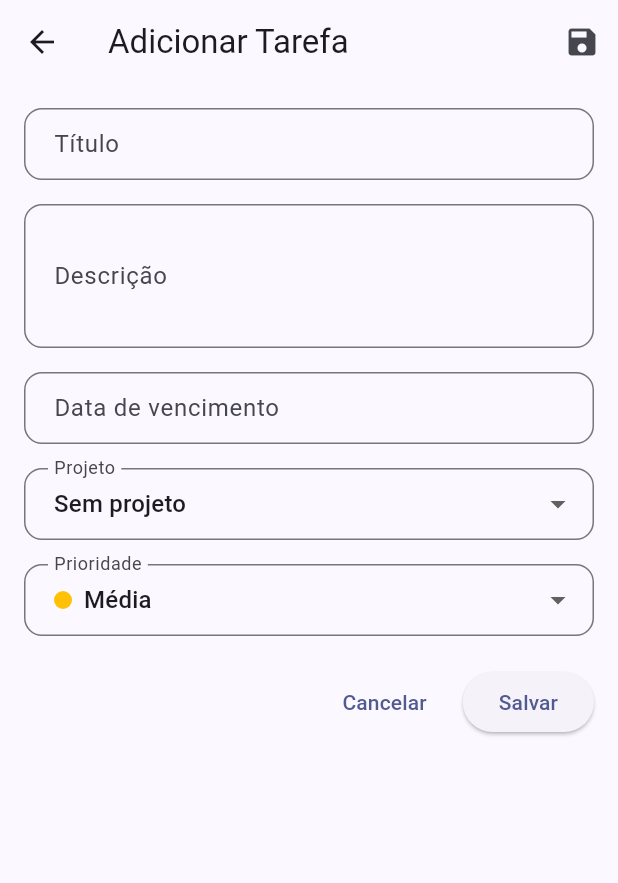
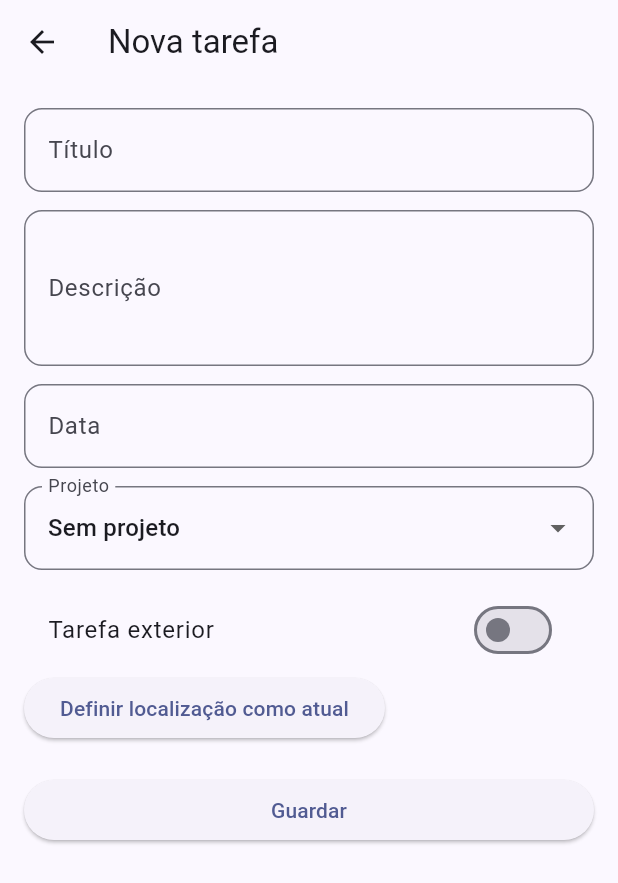
Before and after one commit to Dhyrn/project2-todo-app-Dhiren-Nur, a Flutter app: the AddEditScreen screen opened by its route, on a phone screen of 412 x 824 dp. Shown: the top 883 px of the screen. Run offline on Flutter 3.47's test engine with Material 3 defaults, Android fonts, the phone set to English and light mode, and no system bars; our stand-ins replace cloud_firestore, firebase_auth, firebase_core, firebase_storage, flutter_local_notifications, geolocator and 2 more; accounts and stored records are empty; network calls fail.

```diff
--- a/lib/models/task.dart
+++ b/lib/models/task.dart
@@ -34,6 +34,8 @@ class Task {
   bool isOutdoor;
   bool locationReminderEnabled;
   List<String>? collaborators;
+  bool isShared;
+  String? ownerId;
 
   Task({
     this.id,
@@ -52,6 +54,8 @@ class Task {
     this.isOutdoor = false,
     this.locationReminderEnabled = false,
     this.collaborators,
+    this.isShared = false,
+    this.ownerId,
   })  : subtasks = subtasks ?? [],
         attachments = attachments ?? [];
 
@@ -88,6 +92,10 @@ class Task {
       collaborators: rawCollaborators != null
           ? rawCollaborators.whereType<String>().toList()
           : [],
+      isShared: map['isShared'] ?? false,
+      ownerId: map['ownerId'] as String?,
+
+
     );
   }
 
@@ -108,6 +116,8 @@ class Task {
       'isOutdoor': isOutdoor,
       'locationReminderEnabled': locationReminderEnabled,
       'collaborators': collaborators ?? [],
+      'isShared' : isShared,
+      'ownerId' : ownerId,
     };
   }
 
@@ -128,6 +138,8 @@ class Task {
     bool? isOutdoor,
     bool? locationReminderEnabled,
     List<String>? collaborators,
+    bool? isShared,
+    String? ownerId,
   }) {
     return Task(
       id: id ?? this.id,
@@ -146,6 +158,8 @@ class Task {
       isOutdoor: isOutdoor ?? this.isOutdoor,
       locationReminderEnabled: locationReminderEnabled ?? this.locationReminderEnabled,
       collaborators: collaborators ?? this.collaborators,
+      isShared : isShared ?? this.isShared,
+      ownerId : ownerId ?? this.ownerId,
     );
   }
 
--- a/lib/providers/task_provider.dart
+++ b/lib/providers/task_provider.dart
@@ -27,12 +27,10 @@ class TaskProvider extends ChangeNotifier {
       _isLoading = false;
       notifyListeners();
     } else {
-      // ✅ Usa watchAllUserTasks (próprias + partilhadas)
       _listenToAllTasks();
     }
   }
 
-  // ✅ NOVO: Escuta tasks próprias + partilhadas
   void _listenToAllTasks() {
     if (_userId == null) return;
 
@@ -98,14 +96,12 @@ class TaskProvider extends ChangeNotifier {
     await _firestore.setTaskDone(_userId!, id, isDone);
   }
 
-  // ✅ NOVO: Partilhar task com utilizador
   Future<void> shareTask(String taskId, String collaboratorId) async {
     if (_userId == null) return;
     final userService = UserService();
     await userService.shareTaskWithUser(taskId, _userId!, collaboratorId, add: true);
   }
 
-  // ✅ NOVO: Remover partilha
   Future<void> unshareTask(String taskId, String collaboratorId) async {
     if (_userId == null) return;
     final userService = UserService();
--- a/lib/screens/add_edit_screen.dart
+++ b/lib/screens/add_edit_screen.dart
@@ -1,7 +1,8 @@
 import 'package:flutter/material.dart';
 import 'package:provider/provider.dart';
+import 'package:cloud_firestore/cloud_firestore.dart';
 import '../models/task.dart';
-import '../models/project.dart';
+import '../models/subtask.dart';
 import '../providers/task_provider.dart';
 import '../providers/project_provider.dart';
 
@@ -28,6 +29,15 @@ class _AddEditScreenState extends State<AddEditScreen> {
   DateTime? _dueDate;
   String? _selectedProjectId;
   late Priority _priority;
+
+  // ======= CAMPOS QUE FALTAVAM =======
+  GeoPoint? _location;
+  String? _locationName;
+  bool _locationReminderEnabled = false;
+  bool _isOutdoor = false;
+  List<Subtask> _subtasks = [];
+  List<String> _attachments = [];
+
   Task? _taskToEdit;
   bool _didLoadArgs = false;
   bool _isSaving = false;
@@ -37,35 +47,65 @@ class _AddEditScreenState extends State<AddEditScreen> {
     super.didChangeDependencies();
     if (!_didLoadArgs) {
       final args = ModalRoute.of(context)?.settings.arguments;
-      if (args is Task) {
-        _taskToEdit = args;
-      } else {
-        _taskToEdit = widget.existingTask;
-      }
+      _taskToEdit = args is Task ? args : widget.existingTask;
 
       _title = _taskToEdit?.title ?? '';
       _description = _taskToEdit?.description ?? '';
       _dueDate = _taskToEdit?.dueDate;
-      _selectedProjectId =
-          _taskToEdit?.projectId ?? widget.initialProjectId;
+      _selectedProjectId = _taskToEdit?.projectId ?? widget.initialProjectId;
       _priority = _taskToEdit?.priority ?? Priority.media;
+
+      // ======= LOAD EXTRA =======
+      _location = _taskToEdit?.location;
+      _locationName = _taskToEdit?.locationName;
+      _locationReminderEnabled = _taskToEdit?.locationReminderEnabled ?? false;
+      _isOutdoor = _taskToEdit?.isOutdoor ?? false;
+      _subtasks = List.from(_taskToEdit?.subtasks ?? []);
+      _attachments = List.from(_taskToEdit?.attachments ?? []);
 
       _didLoadArgs = true;
     }
   }
 
   Future<void> _pickDate() async {
-    final now = DateTime.now();
     final selected = await showDatePicker(
       context: context,
       firstDate: DateTime(2000),
       lastDate: DateTime(2100),
-      initialDate: _dueDate ?? now,
+      initialDate: _dueDate ?? DateTime.now(),
+    );
+    if (selected != null) setState(() => _dueDate = selected);
+  }
+
+  // ======= LOCALIZAÇÃO MOCK (igual ao DetailScreen) =======
+  Future<void> _setMockLocation() async {
+    final controller = TextEditingController();
+    final ok = await showDialog<bool>(
+      context: context,
+      builder: (_) => AlertDialog(
+        title: const Text('Definir localização como atual'),
+        content: TextField(controller: controller),
+        actions: [
+          TextButton(onPressed: () => Navigator.pop(context, false), child: const Text('Cancelar')),
+          ElevatedButton(onPressed: () => Navigator.pop(context, true), child: const Text('Guardar')),
+        ],
+      ),
     );
 
-    if (selected != null) {
-      setState(() => _dueDate = selected);
-    }
+    if (ok != true) return;
+
+    setState(() {
+      _location = const GeoPoint(38.7223, -9.1393);
+      _locationName = controller.text.trim().isEmpty ? 'Localização' : controller.text.trim();
+    });
+  }
+
+  void _clearLocation() {
+    setState(() {
+      _location = null;
+      _locationName = null;
+      _locationReminderEnabled = false;
+    });
   }
 
   Future<void> _saveForm() async {
@@ -73,7 +113,8 @@ class _AddEditScreenState extends State<AddEditScreen> {
     _formKey.currentState!.save();
 
     final isEditing = _taskToEdit != null;
-    final newTask = Task(
+
+    final task = Task(
       id: _taskToEdit?.id,
       title: _title,
       description: _description,
@@ -83,199 +124,57 @@ class _AddEditScreenState extends State<AddEditScreen> {
       isDone: _taskToEdit?.isDone ?? false,
       createdAt: _taskToEdit?.createdAt ?? DateTime.now(),
       updatedAt: DateTime.now(),
-      subtasks: _taskToEdit?.subtasks ?? [],
-      location: _taskToEdit?.location,
+      subtasks: _subtasks,
+      attachments: _attachments,
+      location: _location,
+      locationName: _locationName,
+      locationReminderEnabled: _locationReminderEnabled,
+      isOutdoor: _isOutdoor,
     );
 
     setState(() => _isSaving = true);
-
     final provider = Provider.of<TaskProvider>(context, listen: false);
 
     try {
-      if (isEditing) {
-        await provider.updateTask(newTask);
-      } else {
-        await provider.addTask(newTask);
-      }
-
-      if (mounted) Navigator.of(context).pop();
-    } catch (e) {
-      ScaffoldMessenger.of(context).showSnackBar(
-        SnackBar(content: Text('Erro ao salvar: $e')),
-      );
+      isEditing ? await provider.updateTask(task) : await provider.addTask(task);
+      if (mounted) Navigator.pop(context);
     } finally {
       if (mounted) setState(() => _isSaving = false);
     }
   }
 
-  InputDecoration _inputStyle(String label) {
-    return InputDecoration(
-      labelText: label,
-      border: OutlineInputBorder(
-        borderRadius: BorderRadius.circular(12),
-      ),
-      contentPadding:
-      const EdgeInsets.symmetric(vertical: 12, horizontal: 16),
-    );
-  }
-
-  Color _priorityColor(Priority p) {
-    switch (p) {
-      case Priority.critico:
-        return Colors.red;
-      case Priority.alta:
-        return Colors.orange;
-      case Priority.media:
-        return Colors.amber;
-      case Priority.baixa:
-        return Colors.green;
-      case Priority.deixaPaOutroDia:
-        return Colors.blueGrey;
-    }
-  }
+  InputDecoration _input(String label) => InputDecoration(border: OutlineInputBorder(borderRadius: BorderRadius.circular(12)), labelText: label);
 
   @override
   Widget build(BuildContext context) {
-    final isEditing = _taskToEdit != null;
-    final projectProvider = Provider.of<ProjectProvider>(context);
-    final List<Project> projects = projectProvider.projects;
+    final projects = Provider.of<ProjectProvider>(context).projects;
 
     return Scaffold(
-      appBar: AppBar(
-        title: Text(isEditing ? 'Editar Tarefa' : 'Adicionar Tarefa'),
-        actions: [
-          IconButton(
-            icon: const Icon(Icons.save),
-            onPressed: _isSaving ? null : _saveForm,
-          ),
-        ],
-      ),
+      appBar: AppBar(title: Text(_taskToEdit == null ? 'Nova tarefa' : 'Editar tarefa')),
       body: Padding(
-        padding: const EdgeInsets.all(16.0),
+        padding: const EdgeInsets.all(16),
         child: Form(
           key: _formKey,
           child: ListView(
             children: [
-              // Título
-              TextFormField(
-                initialValue: _title,
-                decoration: _inputStyle('Título'),
-                validator: (value) {
-                  if (value == null || value.trim().isEmpty) {
-                    return 'Preencha o título';
-                  }
-                  if (value.trim().length < 3) {
-                    return 'O título precisa ter pelo menos 3 caracteres';
-                  }
-                  return null;
-                },
-                onSaved: (value) => _title = value!.trim(),
-              ),
-              const SizedBox(height: 16),
+              TextFormField(initialValue: _title, decoration: _input('Título'), onSaved: (v) => _title = v!.trim()),
+              const SizedBox(height: 12),
+              TextFormField(initialValue: _description, decoration: _input('Descrição'), maxLines: 3, onSaved: (v) => _description = v!.trim()),
+              const SizedBox(height: 12),
+              GestureDetector(onTap: _pickDate, child: AbsorbPointer(child: TextFormField(decoration: _input('Data'), controller: TextEditingController(text: _dueDate == null ? '' : '${_dueDate!.day}/${_dueDate!.month}/${_dueDate!.year}')))),
+              const SizedBox(height: 12),
+              DropdownButtonFormField<String>(value: _selectedProjectId, decoration: _input('Projeto'), items: [const DropdownMenuItem(value: null, child: Text('Sem projeto')), ...projects.map((p) => DropdownMenuItem(value: p.id, child: Text(p.name)))] , onChanged: (v) => setState(() => _selectedProjectId = v)),
+              const SizedBox(height: 12),
 
-              // Descrição
-              TextFormField(
-                initialValue: _description,
-                decoration: _inputStyle('Descrição'),
-                maxLines: 3,
-                validator: (value) {
-                  if (value == null || value.trim().isEmpty) {
-                    return 'Preencha a descrição';
-                  }
-                  return null;
-                },
-                onSaved: (value) => _description = value!.trim(),
-              ),
-              const SizedBox(height: 16),
+              // ======= LOCALIZAÇÃO =======
+              SwitchListTile(title: const Text('Tarefa exterior'), value: _isOutdoor, onChanged: (v) => setState(() => _isOutdoor = v)),
+              if (_location != null)
+                SwitchListTile(title: const Text('Lembrete por localização'), value: _locationReminderEnabled, onChanged: (v) => setState(() => _locationReminderEnabled = v)),
 
-              // Data
-              GestureDetector(
-                onTap: _pickDate,
-                child: AbsorbPointer(
-                  child: TextFormField(
-                    decoration: _inputStyle('Data de vencimento'),
-                    controller: TextEditingController(
-                      text: _dueDate == null
-                          ? ''
-                          : '${_dueDate!.day}/${_dueDate!.month}/${_dueDate!.year}',
-                    ),
-                  ),
-                ),
-              ),
-              const SizedBox(height: 16),
+              Row(children: [ElevatedButton(onPressed: _setMockLocation, child: const Text('Definir localização como atual')), const SizedBox(width: 8), if (_location != null) TextButton(onPressed: _clearLocation, child: const Text('Remover'))]),
 
-              // Projeto (dropdown)
-              DropdownButtonFormField<String>(
-                decoration: _inputStyle('Projeto'),
-                value: _selectedProjectId,
-                items: [
-                  const DropdownMenuItem<String>(
-                    value: null,
-                    child: Text('Sem projeto'),
-                  ),
-                  ...projects.map(
-                        (p) => DropdownMenuItem<String>(
-                      value: p.id,
-                      child: Text(p.name),
-                    ),
-                  ),
-                ],
-                onChanged: (value) {
-                  setState(() {
-                    _selectedProjectId = value;
-                  });
-                },
-              ),
-              const SizedBox(height: 16),
-
-              // Prioridade
-              DropdownButtonFormField<Priority>(
-                value: _priority,
-                decoration: _inputStyle('Prioridade'),
-                items: Priority.values.map((p) {
-                  return DropdownMenuItem(
-                    value: p,
-                    child: Row(
-                      children: [
-                        CircleAvatar(
-                          radius: 6,
-                          backgroundColor: _priorityColor(p),
-                        ),
-                        const SizedBox(width: 8),
-                        Text(priorityLabels[p]!),
-                      ],
-                    ),
-                  );
-                }).toList(),
-                onChanged: (newP) => setState(() => _priority = newP!),
-                validator: (p) =>
-                p == null ? 'Selecione a prioridade' : null,
-                onSaved: (p) => _priority = p!,
-              ),
               const SizedBox(height: 20),
-
-              // Botões
-              Row(
-                mainAxisAlignment: MainAxisAlignment.end,
-                children: [
-                  TextButton(
-                    onPressed: () => Navigator.of(context).pop(),
-                    child: const Text('Cancelar'),
-                  ),
-                  const SizedBox(width: 12),
-                  ElevatedButton(
-                    onPressed: _isSaving ? null : _saveForm,
-                    child: _isSaving
-                        ? const SizedBox(
-                      width: 18,
-                      height: 18,
-                      child:
-                      CircularProgressIndicator(strokeWidth: 2),
-                    )
-                        : Text(isEditing ? 'Atualizar' : 'Salvar'),
-                  ),
-                ],
-              ),
+              ElevatedButton(onPressed: _isSaving ? null : _saveForm, child: _isSaving ? const CircularProgressIndicator() : const Text('Guardar')),
             ],
           ),
         ),
```
Also changed, not shown: lib/providers/auth_provider.dart (+23 -5 lines), lib/screens/detail_screen.dart (+40 -42 lines), lib/screens/register_screen.dart (+23 -1 lines), lib/services/auth_service.dart (+29 -6 lines), lib/services/user_service.dart (+58 -34 lines).
